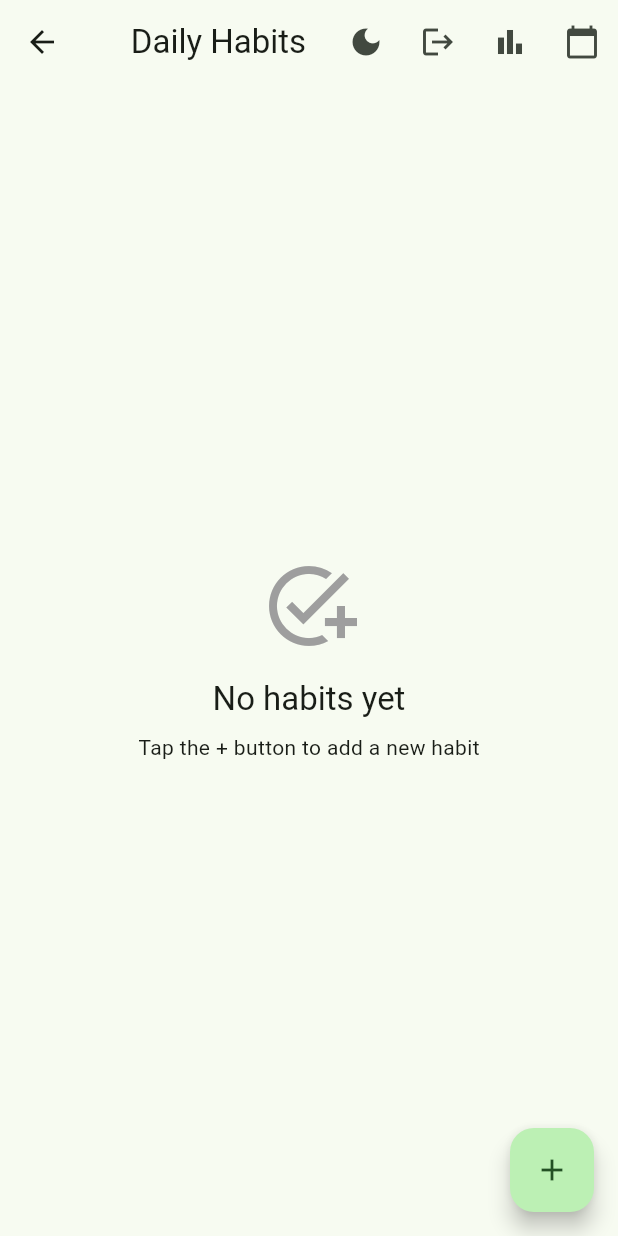
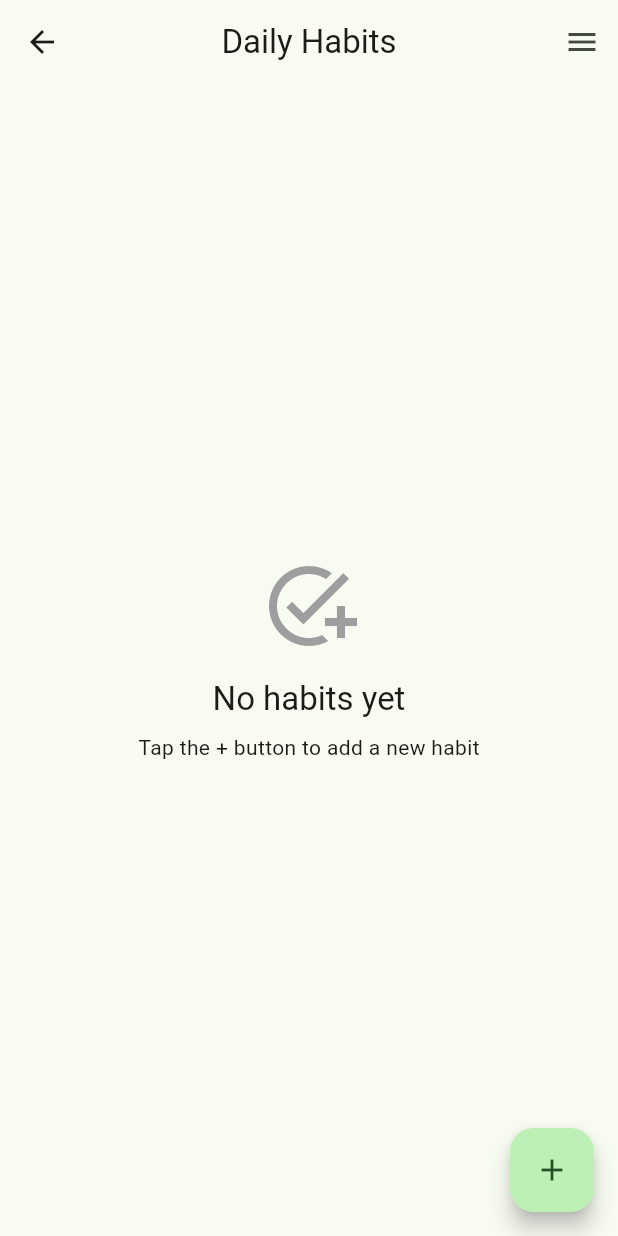
Before and after one commit to Liquiduwu/habittracker, a Flutter app: the HomeScreen screen opened directly, on a phone screen of 412 x 824 dp. Run offline on Flutter 3.47's test engine with Material 3 defaults, Android fonts, the phone set to English and light mode, and no system bars; our stand-ins replace awesome_notifications, cloud_firestore, firebase_auth, firebase_core, fl_chart, shared_preferences and 2 more; accounts and stored records are empty.

Commit message:
-added more color schemes -added home screen -added theme service

```diff
--- a/lib/config/theme.dart
+++ b/lib/config/theme.dart
@@ -1,36 +1,13 @@
 import 'package:flutter/material.dart';
 
 class AppTheme {
-  static ThemeData lightTheme = ThemeData(
+  static ThemeData getTheme(bool isDark, Color primaryColor) {
+    return ThemeData(
       useMaterial3: true,
-    brightness: Brightness.light,
+      brightness: isDark ? Brightness.dark : Brightness.light,
       colorScheme: ColorScheme.fromSeed(
-      seedColor: Colors.green,
-      brightness: Brightness.light,
-    ),
-    appBarTheme: const AppBarTheme(
-      centerTitle: true,
-      elevation: 0,
-    ),
-    cardTheme: CardTheme(
-      elevation: 2,
-      shape: RoundedRectangleBorder(
-        borderRadius: BorderRadius.circular(12),
-      ),
-    ),
-    floatingActionButtonTheme: FloatingActionButtonThemeData(
-      shape: RoundedRectangleBorder(
-        borderRadius: BorderRadius.circular(16),
-      ),
-    ),
-  );
-
-  static ThemeData darkTheme = ThemeData(
-    useMaterial3: true,
-    brightness: Brightness.dark,
-    colorScheme: ColorScheme.fromSeed(
-      seedColor: Colors.green,
-      brightness: Brightness.dark,
+        seedColor: primaryColor,
+        brightness: isDark ? Brightness.dark : Brightness.light,
       ),
       appBarTheme: const AppBarTheme(
         centerTitle: true,
@@ -49,3 +26,7 @@ class AppTheme {
       ),
     );
   }
+
+  static ThemeData lightTheme(Color primaryColor) => getTheme(false, primaryColor);
+  static ThemeData darkTheme(Color primaryColor) => getTheme(true, primaryColor);
+}
--- a/lib/main.dart
+++ b/lib/main.dart
@@ -52,8 +52,8 @@ class MyApp extends StatelessWidget {
             title: 'Daily Habit Tracker',
             debugShowCheckedModeBanner: false,
             themeMode: themeService.themeMode,
-            theme: AppTheme.lightTheme,
-            darkTheme: AppTheme.darkTheme,
+            theme: AppTheme.lightTheme(themeService.primaryColor),
+            darkTheme: AppTheme.darkTheme(themeService.primaryColor),
             home: Consumer<AuthService>(
               builder: (context, authService, _) {
                 return authService.currentUser != null
--- a/lib/services/theme_service.dart
+++ b/lib/services/theme_service.dart
@@ -2,11 +2,23 @@ import 'package:flutter/material.dart';
 import 'package:shared_preferences/shared_preferences.dart';
 
 class ThemeService with ChangeNotifier {
-  final String key = "theme";
+  final String themeKey = "theme";
+  final String colorKey = "color";
   SharedPreferences? _prefs;
   bool _isDarkMode = false;
+  Color _primaryColor = Colors.green; // Default color
+
+  static const Map<String, Color> availableColors = {
+    'Red': Colors.red,
+    'Orange': Colors.orange,
+    'Yellow': Colors.amber,
+    'Green': Colors.green,
+    'Blue': Colors.blue,
+    'Violet': Colors.purple,
+  };
 
   bool get isDarkMode => _isDarkMode;
+  Color get primaryColor => _primaryColor;
 
   ThemeService() {
     loadFromPrefs();
@@ -18,13 +30,21 @@ class ThemeService with ChangeNotifier {
 
   Future<void> loadFromPrefs() async {
     await initPrefs();
-    _isDarkMode = _prefs?.getBool(key) ?? false;
+    _isDarkMode = _prefs?.getBool(themeKey) ?? false;
+    final colorString = _prefs?.getString(colorKey);
+    if (colorString != null) {
+      _primaryColor = availableColors[colorString] ?? Colors.green;
+    }
     notifyListeners();
   }
 
   Future<void> saveToPrefs() async {
     await initPrefs();
-    _prefs?.setBool(key, _isDarkMode);
+    await _prefs?.setBool(themeKey, _isDarkMode);
+    final colorEntry = availableColors.entries
+        .firstWhere((entry) => entry.value == _primaryColor,
+            orElse: () => const MapEntry('Green', Colors.green));
+    await _prefs?.setString(colorKey, colorEntry.key);
   }
 
   ThemeMode get themeMode => _isDarkMode ? ThemeMode.dark : ThemeMode.light;
@@ -34,4 +54,12 @@ class ThemeService with ChangeNotifier {
     saveToPrefs();
     notifyListeners();
   }
+
+  void setColor(String colorName) {
+    if (availableColors.containsKey(colorName)) {
+      _primaryColor = availableColors[colorName]!;
+      saveToPrefs();
+      notifyListeners();
+    }
+  }
 }
```
Also changed, not shown: lib/screens/home/home_screen.dart (+137 -23 lines). Lines whose indentation alone changed are shown as unchanged.
